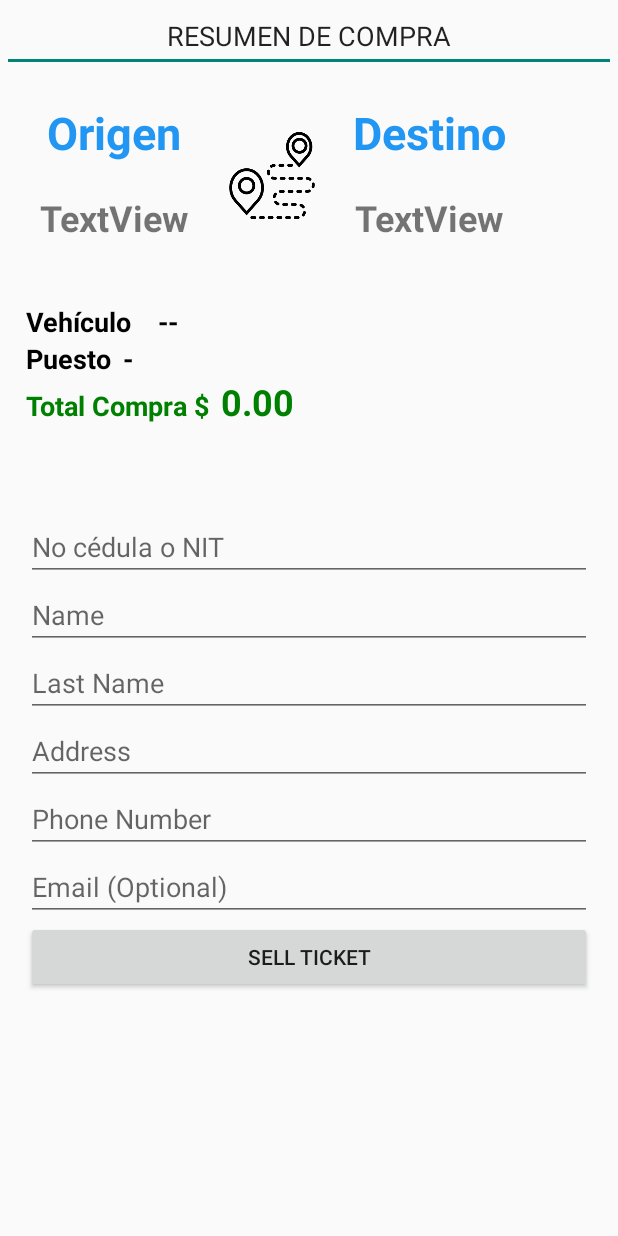
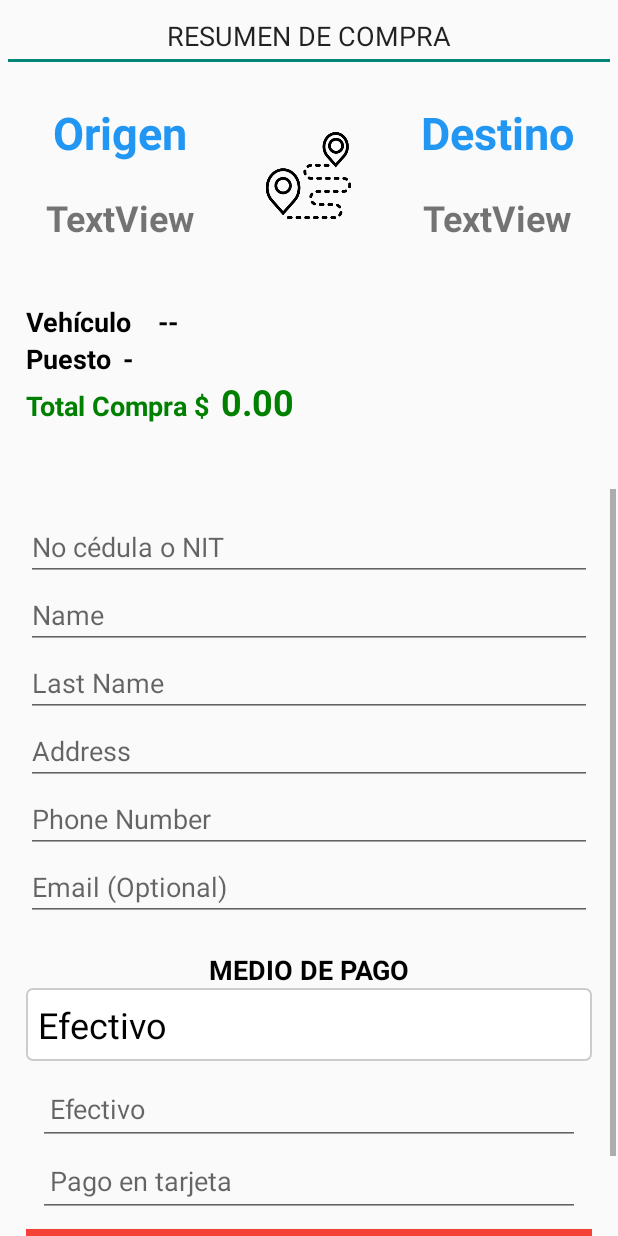
Before and after one commit to ferbusson/EmakuMovil, an Android app built with Jetpack Compose: the FormaPagoTiquete screen opened directly, with no data from a screen before it, on a phone screen of 412 x 824 dp. Run offline under Robolectric (Android 15) with nearby library versions, the phone set to English and light mode, and no system bars.

Commit message:
se adiciona spinner para seleccionar forma de pago y campos para ingresar cantidad recibida en efectivo y pago con tarjeta, pendiente hacer que el activity de la forma de pago reciba los puestos seleccionados y hacer que se envie el xml para guardar el documento

```diff
--- a/app/src/main/java/com/example/emakumovil/modules/ventas/FormaPagoTiquete.java
+++ b/app/src/main/java/com/example/emakumovil/modules/ventas/FormaPagoTiquete.java
@@ -7,11 +7,15 @@ import android.content.Intent;
 import android.os.Bundle;
 import android.view.KeyEvent;
 import android.view.View;
+import android.widget.AdapterView;
+import android.widget.ArrayAdapter;
 import android.widget.Button;
 import android.widget.EditText;
 import android.widget.ImageButton;
+import android.widget.Spinner;
 import android.widget.TableLayout;
 import android.widget.TextView;
+import android.widget.Toast;
 
 import androidx.appcompat.app.AppCompatActivity;
 
@@ -57,6 +61,8 @@ public class FormaPagoTiquete extends Activity implements View.OnClickListener,
     private String id_email;
     private String email;
 
+    private Spinner spinner_medio_de_pago;
+
     protected void onCreate(Bundle savedInstanceState) {
         super.onCreate(savedInstanceState);
         setContentView(R.layout.forma_de_pago_tiquete);
@@ -70,6 +76,42 @@ public class FormaPagoTiquete extends Activity implements View.OnClickListener,
         editTextAddress = (EditText) findViewById(R.id.editTextAddress);
         editTextPhone = (EditText) findViewById(R.id.editTextPhone);
         editTextEmail = (EditText) findViewById(R.id.editTextEmail);
+        spinner_medio_de_pago = (Spinner) findViewById(R.id.spinner_medio_pago);
+
+        // Inicia combo medios de pago
+        String[] medios_de_pago = {"Efectivo",
+                "Tarjeta",
+                "Efectivo",
+                "Crédito",
+                "Bonos",
+                "Efectivo",
+                "Cortesía"};
+        // Create an ArrayAdapter using the string array and a default spinner layout.
+        ArrayAdapter<CharSequence> adapter = ArrayAdapter.createFromResource(
+                this,
+                R.array.medios_de_pago_array,
+                R.layout.spinner_medio_pago_format
+        );
+        // Specify the layout to use when the list of choices appears.
+        adapter.setDropDownViewResource(android.R.layout.simple_spinner_dropdown_item);
+        // Apply the adapter to the spinner.
+        spinner_medio_de_pago.setAdapter(adapter);
+
+        spinner_medio_de_pago.setOnItemSelectedListener(new AdapterView.OnItemSelectedListener() {
+            @Override
+            public void onItemSelected(AdapterView<?> parent, View view, int position, long id) {
+                String medioPagoSeleccionado = (String) parent.getItemAtPosition(position);
+                System.out.println("Medio seleccionado: " + medioPagoSeleccionado);
+            }
+
+            @Override
+            public void onNothingSelected(AdapterView<?> parent) {
+
+            }
+        });
+
+        // Termina combo medios de pago
+
         // Inside ActivityB in onCreate or another appropriate method
         Bundle bundle = getIntent().getExtras();
         if (bundle != null) {
@@ -89,6 +131,24 @@ public class FormaPagoTiquete extends Activity implements View.OnClickListener,
             setupEditTextNumeroIDClienteListener();
         }
     }
+
+    /*
+    public class SpinnerActivity extends Activity implements AdapterView.OnItemSelectedListener {
+
+        public void onItemSelected(AdapterView<?> parent, View view,
+                                   int pos, long id) {
+            // An item is selected. You can retrieve the selected item using
+            // parent.getItemAtPosition(pos).
+            System.out.println("Item seleccionado de la forma de pago: " +
+                    parent.getSelectedItem().toString());
+        }
+
+        public void onNothingSelected(AdapterView<?> parent) {
+            // Another interface callback.
+        }
+
+    }*/
+
 
     private void setupEditTextNumeroIDClienteListener(){
         et_numero_id_cliente.setOnKeyListener((view,keyCode,keyEvent)->{
@@ -149,6 +209,8 @@ public class FormaPagoTiquete extends Activity implements View.OnClickListener,
         }
     }
 
+
+
     @Override
     public boolean containSqlCode(String sqlCode) {
         return false;
--- /dev/null
+++ b/app/src/main/res/drawable/spinner_border.xml
@@ -0,0 +1,14 @@
+<?xml version="1.0" encoding="utf-8"?>
+<shape xmlns:android="http://schemas.android.com/apk/res/android"
+android:shape="rectangle">
+<!-- Border Color -->
+<stroke
+    android:width="1dp"
+    android:color="#CCCCCC"/>
+
+    <!-- Background Color (Optional) -->
+    <solid android:color="#FFFFFF"/> <!-- Background color -->
+
+    <!-- Corner Radius (Optional) -->
+    <corners android:radius="4dp"/> <!-- Adjust the radius as needed -->
+</shape>
--- a/app/src/main/res/layout/forma_de_pago_tiquete.xml
+++ b/app/src/main/res/layout/forma_de_pago_tiquete.xml
@@ -8,7 +8,7 @@
 
     <LinearLayout
         android:layout_width="409dp"
-        android:layout_height="729dp"
+        android:layout_height="wrap_content"
         android:gravity="center"
         android:orientation="vertical"
         app:layout_constraintBaseline_toBaselineOf="parent"
@@ -33,7 +33,8 @@
             android:orientation="horizontal">
 
             <LinearLayout
-                android:layout_width="150dp"
+                android:layout_width="0dp"
+                android:layout_weight="1"
                 android:layout_height="match_parent"
                 android:orientation="vertical">
 
@@ -66,13 +67,15 @@
 
             <ImageView
                 android:id="@+id/imageView"
-                android:layout_width="60dp"
+                android:layout_width="0dp"
+                android:layout_weight="0.6"
                 android:layout_height="wrap_content"
                 android:layout_marginVertical="40dp"
                 android:src="@drawable/route_25_256" />
 
             <LinearLayout
-                android:layout_width="150dp"
+                android:layout_width="0dp"
+                android:layout_weight="1"
                 android:layout_height="match_parent"
                 android:orientation="vertical">
 
@@ -191,6 +194,9 @@
 
         </LinearLayout>
 
+        <ScrollView
+            android:layout_width="match_parent"
+            android:layout_height="wrap_content">
         <!-- Datos personales -->
         <LinearLayout
             android:layout_width="match_parent"
@@ -243,14 +249,67 @@
                 android:hint="Email (Optional)"
                 android:inputType="textEmailAddress" />
 
+            <Space
+                android:layout_width="match_parent"
+                android:layout_height="20dp"/>
+
+            <TextView
+                android:layout_width="match_parent"
+                android:layout_height="wrap_content"
+                android:text="MEDIO DE PAGO"
+                android:textAlignment="center"
+                android:textSize="18dp"
+                android:textStyle="bold"
+                android:textColor="@color/black"
+                />
+
+
             <!-- Button to Submit -->
+            <Spinner
+                android:id="@+id/spinner_medio_pago"
+                android:layout_width="match_parent"
+                android:layout_height="wrap_content"
+                android:scrollbarSize="14dp"
+                android:background="@drawable/spinner_border"
+                android:textAlignment="center" />
+
+            <LinearLayout
+                xmlns:android="http://schemas.android.com/apk/res/android"
+                android:layout_width="match_parent"
+                android:layout_height="wrap_content"
+                android:orientation="vertical"
+                android:padding="8dp">
+
+                <EditText
+                    android:id="@+id/editTextMoneyQuantity"
+                    android:layout_width="match_parent"
+                    android:layout_height="48dp"
+                    android:hint="Efectivo"
+                    android:inputType="numberDecimal"
+                    android:padding="8dp"/>
+
+                <EditText
+                    android:id="@+id/editTextMoneyReceived"
+                    android:layout_width="match_parent"
+                    android:layout_height="48dp"
+                    android:hint="Pago en tarjeta"
+                    android:inputType="numberDecimal"
+                    android:padding="8dp"/>
+            </LinearLayout>
+
+
             <Button
                 android:id="@+id/btnSubmit"
                 android:layout_width="match_parent"
                 android:layout_height="wrap_content"
-                android:text="Sell Ticket" />
+                android:background="#F44336"
+                android:text="Comprar Tiquete"
+                android:textColor="@color/white" />
 
         </LinearLayout>
 
+        </ScrollView>
+
     </LinearLayout>
+
 </androidx.constraintlayout.widget.ConstraintLayout>
--- /dev/null
+++ b/app/src/main/res/layout/spinner_medio_pago_format.xml
@@ -0,0 +1,9 @@
+<?xml version="1.0" encoding="utf-8"?>
+    <TextView xmlns:android="http://schemas.android.com/apk/res/android"
+        android:id="@android:id/text1"
+        android:layout_width="match_parent"
+        android:layout_height="wrap_content"
+        android:textSize="24dp"
+        android:textColor="@color/black"
+        android:padding="8dp"
+        android:textAlignment="viewStart" />
--- /dev/null
+++ b/app/src/main/res/values/medios_de_pago.xml
@@ -0,0 +1,12 @@
+<?xml version="1.0" encoding="utf-8"?>
+<resources>
+    <string-array name="medios_de_pago_array">
+        <item>Efectivo</item>
+        <item>Tarjeta</item>
+        <item>Efectivo - Tarjeta</item>
+        <item>Crédito</item>
+        <item>Bonos</item>
+        <item>Efectivo y Bono</item>
+        <item>Cortesía</item>
+    </string-array>
+</resources>
```
